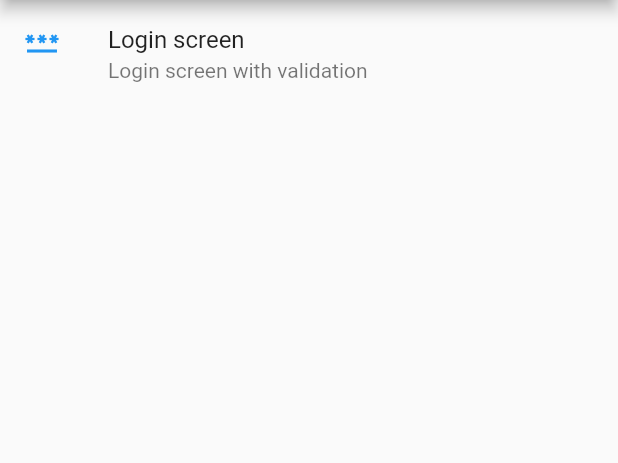
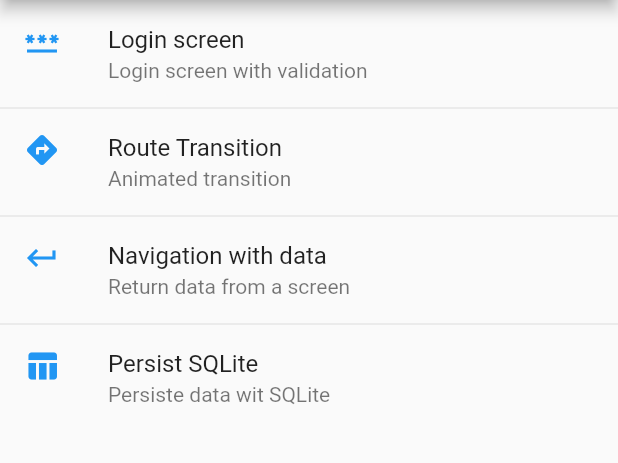
Before and after one commit to C4co/flutter_notes, a Flutter app: the screen it shows after launch, after a tap on "Examples", on a phone screen of 412 x 824 dp, the part 84-547 px from its top. Run offline on Flutter 3.47's test engine with Material 2 defaults, Android fonts, the phone set to English and light mode, and no system bars; our stand-ins replace dio, sqflite; accounts and stored records are empty.

Commit message:
add: new examples

```diff
--- a/lib/main.dart
+++ b/lib/main.dart
@@ -2,6 +2,8 @@ import 'package:flutter/material.dart';
 import 'modules/home/home.dart';
 
 void main(List<String> args) {
+  WidgetsFlutterBinding.ensureInitialized();
+
   runApp(
     const MaterialApp(
       title: 'app',
--- /dev/null
+++ b/lib/modules/examples/examples.dart
@@ -0,0 +1,61 @@
+import 'package:flutter/material.dart';
+import 'package:flutter_notes/modules/examples/navigation_return_data.dart';
+import 'package:flutter_notes/modules/examples/persist_sqlite.dart';
+import 'package:flutter_notes/modules/examples/route_transition.dart';
+import '../../widgets/list_item.dart';
+
+import 'login_screen.dart';
+
+class ExamplesPage extends StatelessWidget {
+  const ExamplesPage({super.key});
+
+  @override
+  Widget build(BuildContext context) {
+    return Scaffold(
+      appBar: AppBar(title: const Text('Styled')),
+      body: (
+        ListView(
+          children: ListTile.divideTiles(
+            context: context,
+            tiles: [
+
+              listItem(
+                context,
+                'Login screen',
+                'Login screen with validation',
+                Icons.password,
+                const LoginScreenPage()
+              ),
+
+              listItem(
+                context,
+                'Route Transition',
+                'Animated transition',
+                Icons.directions,
+                const RouteTransitionPage()
+              ),
+
+              listItem(
+                context,
+                'Navigation with data',
+                'Return data from a screen',
+                Icons.keyboard_return_sharp,
+                const NavigationReturnDataPage()
+              ),
+
+              listItem(
+                context,
+                'Persist SQLite',
+                'Persiste data wit SQLite',
+                Icons.table_chart,
+                const PersistSqlitePage()
+              ),
+
+            ]
+          ).toList()
+        )
+      )
+    );
+  }
+
+}
--- a/lib/modules/examples/exmaples.dart
+++ /dev/null
@@ -1,34 +0,0 @@
-import 'package:flutter/material.dart';
-import '../../widgets/list_item.dart';
-
-import 'login_screen.dart';
-
-class ExamplesPage extends StatelessWidget {
-  const ExamplesPage({super.key});
-
-  @override
-  Widget build(BuildContext context) {
-    return Scaffold(
-      appBar: AppBar(title: const Text('Styled')),
-      body: (
-        ListView(
-          children: ListTile.divideTiles(
-            context: context,
-            tiles: [
-
-              listItem(
-                context,
-                'Login screen',
-                'Login screen with validation',
-                Icons.password,
-                const LoginScreenPage()
-              ),
-
-            ]
-          ).toList()
-        )
-      )
-    );
-  }
-
-}
--- a/lib/modules/home/home.dart
+++ b/lib/modules/home/home.dart
@@ -2,7 +2,7 @@ import 'package:flutter/material.dart';
 import 'package:flutter/foundation.dart';
 import 'package:flutter_notes/modules/behavior/behavior.dart';
 import 'package:flutter_notes/modules/components/components.dart';
-import 'package:flutter_notes/modules/examples/exmaples.dart';
+import 'package:flutter_notes/modules/examples/examples.dart';
 import 'package:flutter_notes/modules/layouts/layout.dart';
 import 'package:flutter_notes/modules/styled/styled.dart';
 
```
Also changed, not shown: lib/database/database.dart (added, +63 -0 lines), lib/database/user.dart (added, +10 -0 lines), lib/models/planet.dart (added, +25 -0 lines), lib/modules/examples/navigation_return_data.dart (added, +99 -0 lines), lib/modules/examples/persist_sqlite.dart (added, +72 -0 lines), lib/modules/examples/route_transition.dart (added, +59 -0 lines), pubspec.yaml (+8 -1 lines), pubspec.lock, 5 other files.
